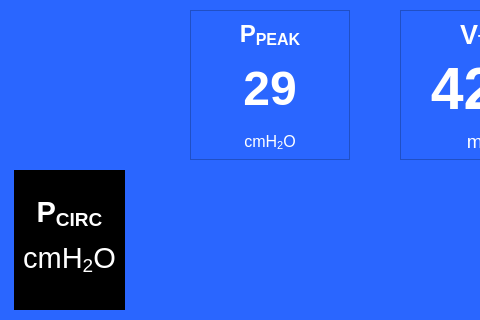
Before: the Qt Designer form mainwindow.ui in mmnuig/galwayvent, drawn with Qt 5; both pictures show x 0 to 480 and y 0 to 320 of the 800 by 480 pixel window.
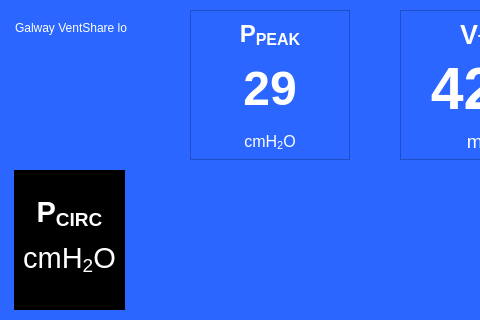
After: the same form once the commit is applied. Icons and pictures are not drawn. Custom widgets are drawn as their Qt base class.

Commit message:
Improvements to the slider operation.
PPeak and PEEP sliders now fully implemented as per original design.

Patch:
```diff
--- a/mainwindow.ui
+++ b/mainwindow.ui
@@ -52,6 +52,15 @@
        </color>
       </brush>
      </colorrole>
+     <colorrole role="PlaceholderText">
+      <brush brushstyle="NoBrush">
+       <color alpha="128">
+        <red>255</red>
+        <green>255</green>
+        <blue>255</blue>
+       </color>
+      </brush>
+     </colorrole>
     </active>
     <inactive>
      <colorrole role="WindowText">
@@ -90,6 +99,15 @@
        </color>
       </brush>
      </colorrole>
+     <colorrole role="PlaceholderText">
+      <brush brushstyle="NoBrush">
+       <color alpha="128">
+        <red>255</red>
+        <green>255</green>
+        <blue>255</blue>
+       </color>
+      </brush>
+     </colorrole>
     </inactive>
     <disabled>
      <colorrole role="WindowText">
@@ -128,6 +146,15 @@
        </color>
       </brush>
      </colorrole>
+     <colorrole role="PlaceholderText">
+      <brush brushstyle="NoBrush">
+       <color alpha="128">
+        <red>255</red>
+        <green>255</green>
+        <blue>255</blue>
+       </color>
+      </brush>
+     </colorrole>
     </disabled>
    </palette>
   </property>
@@ -1558,7 +1585,7 @@
      </rect>
     </property>
     <property name="text">
-     <string/>
+     <string>Galway VentShare logo</string>
     </property>
     <property name="textFormat">
      <enum>Qt::PlainText</enum>
```
Left out of the diff: 88 changed lines with no effect on the pictures. The commit also changes 4 other files.
